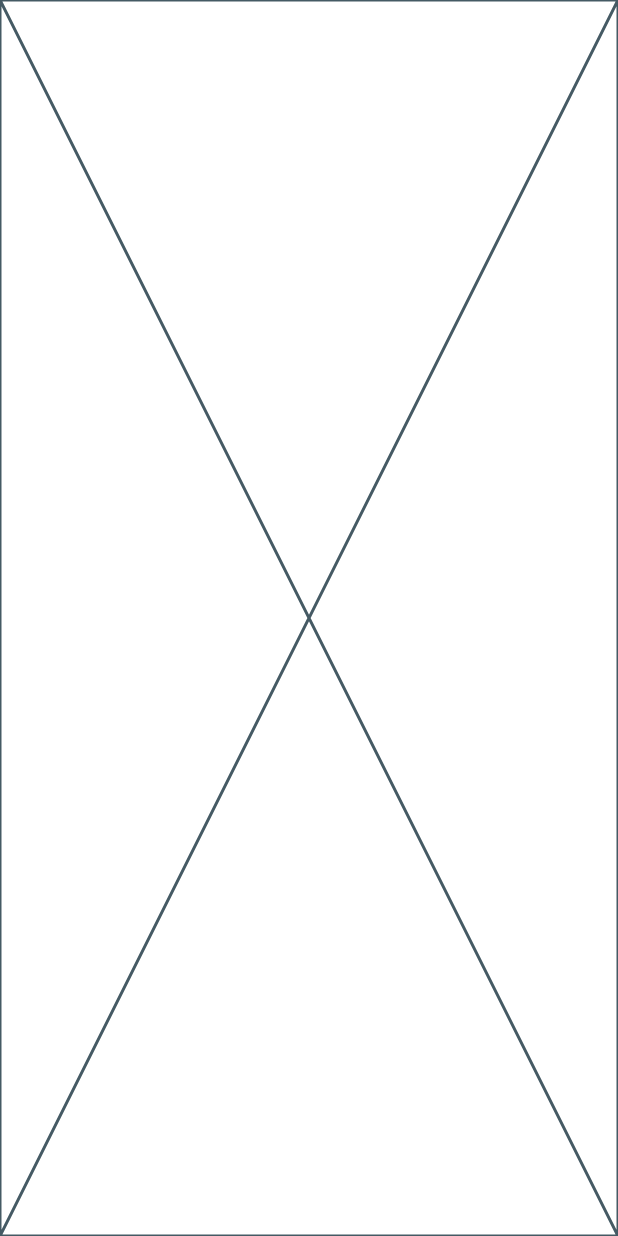
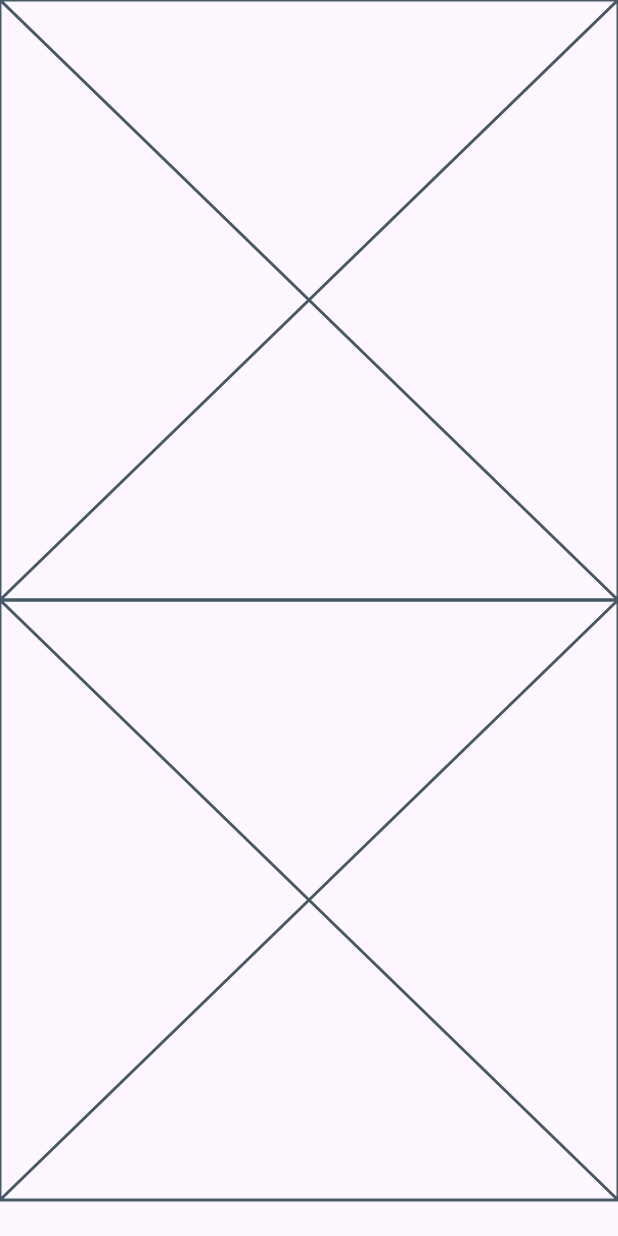
Before and after one commit to ssdd33/flutter_minimal_timer, a Flutter app: the screen it shows after launch, on a phone screen of 412 x 824 dp. Run offline on Flutter 3.47's test engine with Material 2 defaults, Android fonts, the light colour scheme and no system bars.

Commit message:
대략적인 ui 작성

```diff
--- a/lib/main.dart
+++ b/lib/main.dart
@@ -11,7 +11,7 @@ class MyApp extends StatelessWidget {
   @override
   Widget build(BuildContext context) {
     return MaterialApp(
-      title: 'Flutter Demo',
+      title: 'My Timer App',
       theme: ThemeData(
         colorScheme: ColorScheme.fromSeed(seedColor: Colors.deepPurple),
         useMaterial3: true,
--- a/lib/ui/timer_screen.dart
+++ b/lib/ui/timer_screen.dart
@@ -5,6 +5,49 @@ class Timer extends StatelessWidget {
 
   @override
   Widget build(BuildContext context) {
+    return const Scaffold(
+      body: Center(
+        child: Column(
+          children: [
+            TimeDisplay(),
+            Buttons(),
+          ],
+        ),
+      ),
+    );
+  }
+}
+
+class TimeDisplay extends StatelessWidget {
+  const TimeDisplay({super.key});
+//listen time state
+
+  @override
+  Widget build(BuildContext context) {
     return const Placeholder();
   }
 }
+
+class Buttons extends StatelessWidget {
+  const Buttons({super.key});
+//listen timerStatus state
+
+  Widget startButton() {
+    return IconButton(onPressed: () {}, icon: const Icon(Icons.start_outlined));
+  }
+
+  Widget puasueButton() {
+    return IconButton(
+        onPressed: () {}, icon: const Icon(Icons.pause_circle_filled_outlined));
+  }
+
+  Widget ResetButton() {
+    return IconButton(
+        onPressed: () {}, icon: const Icon(Icons.refresh_outlined));
+  }
+
+  @override
+  Widget build(BuildContext context) {
+    return const Placeholder();
+  }
+}
```
